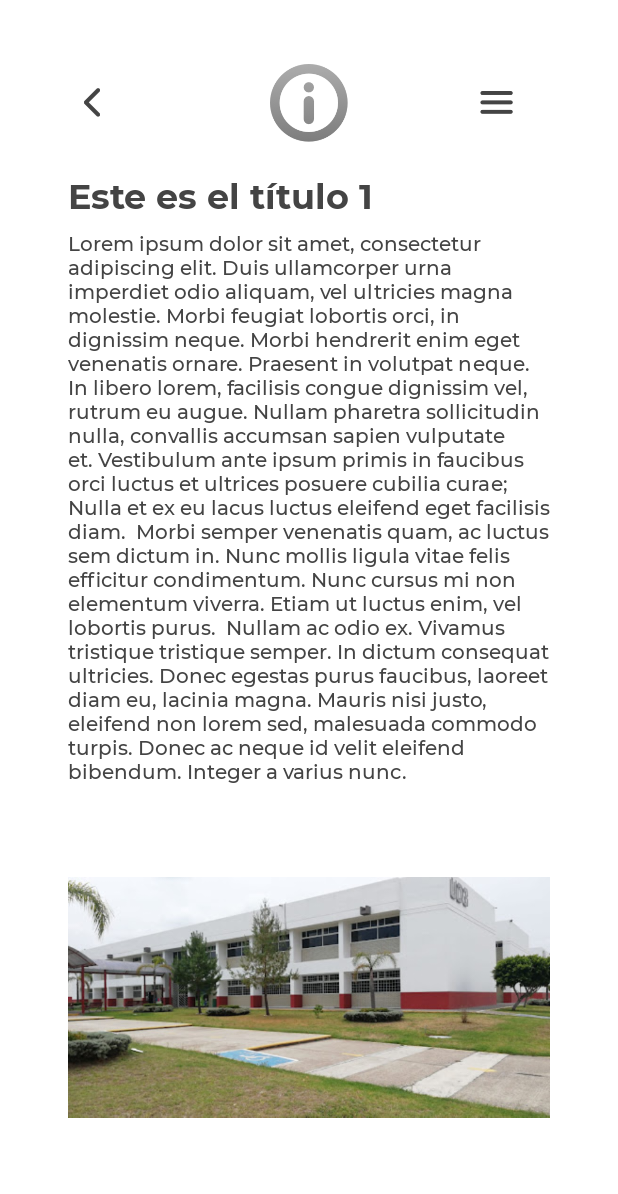
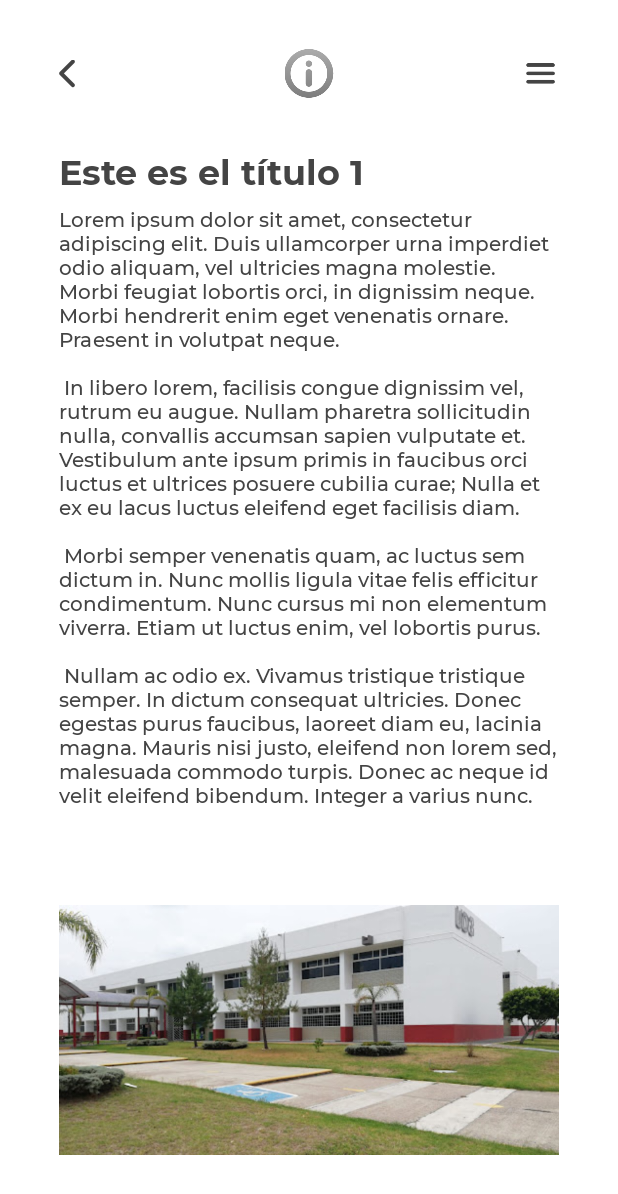
Before and after one commit to DarienPerez29/proyecto-caras-uptx-app, an Android app: the InfoSection screen opened directly, with no data from a screen before it, on a phone screen of 412 x 824 dp. Shown: the top 1194 px of the screen. Run offline under Robolectric (Android 15) with nearby library versions, the phone set to English and light mode, and no system bars; our stand-ins replace sdp/ssp sizes.

Commit message:
Se agregan constantes para dimensiones de margenes, espacio negativo y se corrige el tamaño de los iconos.

```diff
--- a/app/src/main/res/layout/activity_info_section.xml
+++ b/app/src/main/res/layout/activity_info_section.xml
@@ -10,109 +10,117 @@
     <ImageView
         android:id="@+id/back_btn"
         android:layout_width="wrap_content"
-        android:layout_height="@dimen/_15sdp"
-        android:layout_marginStart="@dimen/_35sdp"
-        android:layout_marginTop="@dimen/_45sdp"
+        android:layout_height="@dimen/h_icon_sec"
+        android:layout_marginStart="@dimen/horizontal_margin2"
+        android:layout_marginTop="@dimen/top_margin1"
+        android:adjustViewBounds="true"
         android:contentDescription="@string/back_btn_desc"
+        android:foregroundGravity="left"
+        android:padding="@dimen/_5sdp"
         android:src="@drawable/ic_back_btn"
         app:layout_constraintStart_toStartOf="parent"
         app:layout_constraintTop_toTopOf="parent"
-        app:tint="@color/dark" />
+        app:tint="@color/dark"
+        tools:ignore="RedundantDescriptionCheck" />
 
     <ImageView
         android:id="@+id/scann_main_logo"
         android:layout_width="wrap_content"
-        android:layout_height="@dimen/_40sdp"
+        android:layout_height="@dimen/h_icon_main"
         android:contentDescription="@string/info_main_logo"
         android:src="@drawable/ic_info_main"
         app:layout_constraintBottom_toBottomOf="@+id/back_btn"
         app:layout_constraintEnd_toEndOf="parent"
         app:layout_constraintStart_toStartOf="parent"
-        app:layout_constraintTop_toTopOf="@+id/back_btn" />
+        app:layout_constraintTop_toTopOf="@+id/back_btn"
+        tools:ignore="ImageContrastCheck" />
 
     <ImageView
         android:id="@+id/menu_btn"
         android:layout_width="wrap_content"
-        android:layout_height="@dimen/_12sdp"
-        android:layout_marginEnd="@dimen/_35sdp"
+        android:layout_height="@dimen/h_icon_sec"
+        android:layout_marginEnd="@dimen/horizontal_margin2"
+        android:adjustViewBounds="true"
         android:contentDescription="@string/back_btn_desc"
+        android:padding="@dimen/_7sdp"
         android:src="@drawable/ic_menu_btn"
         app:layout_constraintBottom_toBottomOf="@+id/back_btn"
         app:layout_constraintEnd_toEndOf="parent"
         app:layout_constraintTop_toTopOf="@+id/back_btn"
-        app:tint="@color/dark" />
+        app:tint="@color/dark"
+        tools:ignore="RedundantDescriptionCheck" />
 
     <ScrollView
         android:layout_width="match_parent"
         android:layout_height="0dp"
-        android:layout_marginTop="@dimen/_15sdp"
+        android:layout_marginTop="@dimen/top_margin1"
         android:scrollbars="none"
         app:layout_constraintBottom_toBottomOf="parent"
         app:layout_constraintEnd_toEndOf="parent"
         app:layout_constraintStart_toStartOf="parent"
-        app:layout_constraintTop_toBottomOf="@+id/scann_main_logo">
+        app:layout_constraintTop_toBottomOf="@+id/back_btn">
 
         <androidx.appcompat.widget.LinearLayoutCompat
             android:layout_width="match_parent"
             android:layout_height="wrap_content"
             android:orientation="vertical"
-            android:paddingHorizontal="@dimen/_35sdp">
+            android:paddingHorizontal="@dimen/horizontal_margin1">
 
             <TextView
                 android:id="@+id/info_title_1"
                 android:layout_width="wrap_content"
                 android:layout_height="wrap_content"
+                android:layout_marginBottom="@dimen/title_1_linespace"
+                android:fontFamily="@font/montserrat_bold"
                 android:text="@string/info_title_1"
-                android:textSize="@dimen/info_title_1"
-                android:fontFamily="@font/montserrat_bold"
                 android:textColor="@color/dark"
-                android:layout_marginBottom="@dimen/_5sdp"/>
+                android:textSize="@dimen/title_1" />
 
             <TextView
                 android:id="@+id/info_desc_1"
                 android:layout_width="wrap_content"
                 android:layout_height="wrap_content"
+                android:layout_marginBottom="@dimen/desc_1_linespace"
+                android:fontFamily="@font/montserrat_medium"
                 android:text="@string/info_desc_1"
-                android:textSize="@dimen/info_desc_1"
-                android:fontFamily="@font/montserrat_medium"
                 android:textColor="@color/dark"
-                android:layout_marginBottom="@dimen/_10sdp"/>
+                android:textSize="@dimen/desc_1" />
 
             <ImageView
                 android:id="@+id/info_img_1"
                 android:layout_width="match_parent"
                 android:layout_height="wrap_content"
+                android:layout_marginBottom="@dimen/section_linespace"
                 android:contentDescription="@string/info_desc_img_1"
-                android:src="@drawable/misc_info_test_1"
-                android:layout_marginBottom="@dimen/_20sdp"/>
+                android:src="@drawable/misc_info_test_1" />
 
             <TextView
                 android:id="@+id/info_title_2"
                 android:layout_width="wrap_content"
                 android:layout_height="wrap_content"
+                android:layout_marginBottom="@dimen/title_1_linespace"
+                android:fontFamily="@font/montserrat_bold"
                 android:text="@string/info_title_1"
-                android:textSize="@dimen/info_title_1"
-                android:fontFamily="@font/montserrat_bold"
                 android:textColor="@color/dark"
-                android:layout_marginBottom="@dimen/_5sdp"/>
+                android:textSize="@dimen/title_1" />
 
             <TextView
                 android:id="@+id/info_desc_2"
                 android:layout_width="wrap_content"
                 android:layout_height="wrap_content"
+                android:layout_marginBottom="@dimen/desc_1_linespace"
+                android:fontFamily="@font/montserrat_medium"
                 android:text="@string/info_desc_1"
-                android:textSize="@dimen/info_desc_1"
-                android:fontFamily="@font/montserrat_medium"
                 android:textColor="@color/dark"
-                android:layout_marginBottom="@dimen/_10sdp"/>
+                android:textSize="@dimen/desc_1" />
 
             <ImageView
                 android:id="@+id/info_img_2"
                 android:layout_width="match_parent"
                 android:layout_height="wrap_content"
+                android:layout_marginBottom="@dimen/section_linespace"
                 android:contentDescription="@string/info_desc_img_1"
-                android:src="@drawable/misc_info_test_1"
-                android:layout_marginBottom="@dimen/_5sdp"/>
+                android:src="@drawable/misc_info_test_1" />
         </androidx.appcompat.widget.LinearLayoutCompat>
 
 
--- a/app/src/main/res/layout/activity_login.xml
+++ b/app/src/main/res/layout/activity_login.xml
@@ -45,7 +45,7 @@
         app:layout_constraintStart_toStartOf="parent"
         app:layout_constraintTop_toTopOf="parent"
         app:layout_constraintVertical_bias="0.7"
-        app:layout_constraintWidth_percent="0.8">
+        app:layout_constraintWidth_percent="0.85">
 
         <androidx.appcompat.widget.LinearLayoutCompat
             android:layout_width="match_parent"
--- a/app/src/main/res/values/dimens.xml
+++ b/app/src/main/res/values/dimens.xml
@@ -1,7 +1,19 @@
 <?xml version="1.0" encoding="utf-8"?>
 <resources>
-    <!-- Fuentes para más información y como usar -->
-    <dimen name="info_title_1">@dimen/_18ssp</dimen>
-    <dimen name="info_desc_1">@dimen/_10ssp</dimen>
+    <!-- Formato para más información y como usar -->
+    <dimen name="title_1">@dimen/_18ssp</dimen>
+    <dimen name="desc_1">@dimen/_10ssp</dimen>
+    <dimen name="title_1_linespace">@dimen/_5sdp</dimen>
+    <dimen name="desc_1_linespace">@dimen/_15sdp</dimen>
+    <dimen name="section_linespace">@dimen/_30sdp</dimen>
+
+    <!-- Margenes -->
+    <dimen name="horizontal_margin1">@dimen/_30sdp</dimen>
+    <dimen name="horizontal_margin2">@dimen/_25sdp</dimen>
+    <dimen name="top_margin1">@dimen/_25sdp</dimen>
+
+    <!-- Tamaño iconos -->
+    <dimen name="h_icon_main">@dimen/_25sdp</dimen>
+    <dimen name="h_icon_sec">@dimen/_25sdp</dimen>
 
 </resources>
--- a/app/src/main/res/values/strings.xml
+++ b/app/src/main/res/values/strings.xml
@@ -5,9 +5,9 @@
     <string name="login_comp_desc">Login component</string>
     <string name="back_btn_desc">Back button</string>
 
-    <string name="scann_btn_desc">Scann button</string>
-    <string name="howto_btn_desc">How to button</string>
-    <string name="info_btn_desc">Info button</string>
+    <string name="scann_btn_desc">Scann button icon</string>
+    <string name="howto_btn_desc">How to button icon</string>
+    <string name="info_btn_desc">Info button icon</string>
     <string name="scann_main_logo">Logo of scanning section</string>
     <string name="howto_main_logo">Logo of how to section</string>
     <string name="info_main_logo">Logo of info section</string>
@@ -20,12 +20,13 @@
     <string name="username_field">Usuario</string>
     <string name="pass_field">Contraseña</string>
     <string name="dashboard_title">Menú principal</string>
-    <string name="dashboard_subtitle">selecciona una acción</string>
+    <string name="dashboard_subtitle">elige una opción</string>
 
     <string name="scann_btn_title">Iniciar reconocimiento</string>
     <string name="howto_btn_title">¿Cómo usar?</string>
     <string name="info_btn_title">Más información</string>
 
+    <!-- Estados de analisis -->
     <string name="scann_prev">Por favor, centra tu rostro en la cámara</string>
     <string name="scann_load">Analizando…</string>
     <string name="scann_success">Verificado, pase autorizado</string>
@@ -36,15 +37,15 @@
     <string name="info_desc_1">Lorem ipsum dolor sit amet, consectetur adipiscing elit. Duis ullamcorper
         urna imperdiet odio aliquam, vel ultricies magna molestie. Morbi feugiat lobortis orci, in
         dignissim neque. Morbi hendrerit enim eget venenatis ornare. Praesent in volutpat neque.
-        <br/><br/>
+        <br/><br/> \n\n
         In libero lorem, facilisis congue dignissim vel, rutrum eu augue. Nullam pharetra sollicitudin
         nulla, convallis accumsan sapien vulputate et. Vestibulum ante ipsum primis in faucibus orci
         luctus et ultrices posuere cubilia curae; Nulla et ex eu lacus luctus eleifend eget facilisis
         diam.
-        <br/><br/>
+        <br/><br/> \n\n
         Morbi semper venenatis quam, ac luctus sem dictum in. Nunc mollis ligula vitae felis efficitur
         condimentum. Nunc cursus mi non elementum viverra. Etiam ut luctus enim, vel lobortis purus.
-        <br/><br/>
+        <br/><br/> \n\n
         Nullam ac odio ex. Vivamus tristique tristique semper. In dictum consequat ultricies. Donec
         egestas purus faucibus, laoreet diam eu, lacinia magna. Mauris nisi justo, eleifend non lorem
         sed, malesuada commodo turpis. Donec ac neque id velit eleifend bibendum. Integer a varius nunc.</string>
```
Also changed, not shown: app/src/main/AndroidManifest.xml (+6 -3 lines), app/src/main/java/com/example/proyectocarasuptx/LoginActivity.java (+9 -10 lines), app/src/main/res/layout/activity_dash_board.xml (+18 -16 lines), app/src/main/res/layout/activity_face_scann.xml (+12 -8 lines), app/src/main/res/layout/activity_how_to.xml (+21 -18 lines), app/src/main/res/layout/activity_main.xml (+3 -4 lines).
